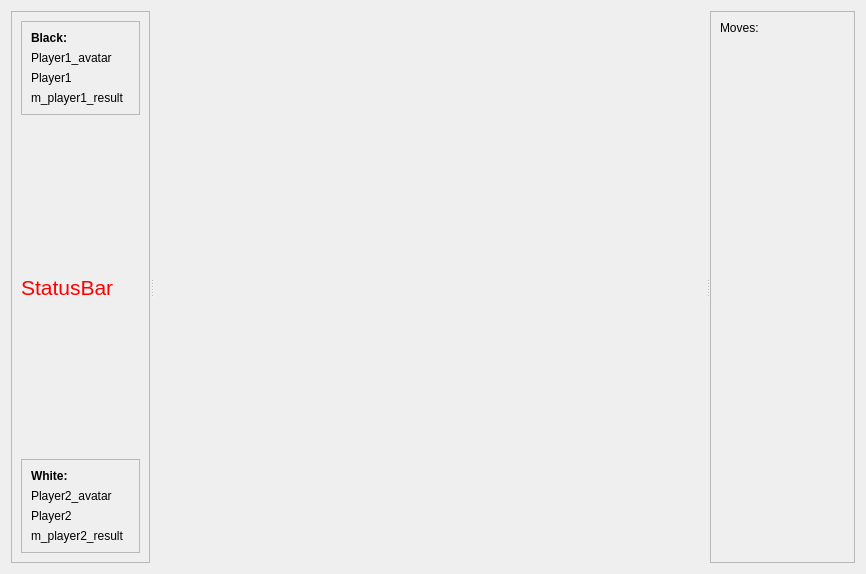
This is gui/chess.ui in RetroShare/RetroChess as Qt 5 draws it before an edit. The edited form follows.
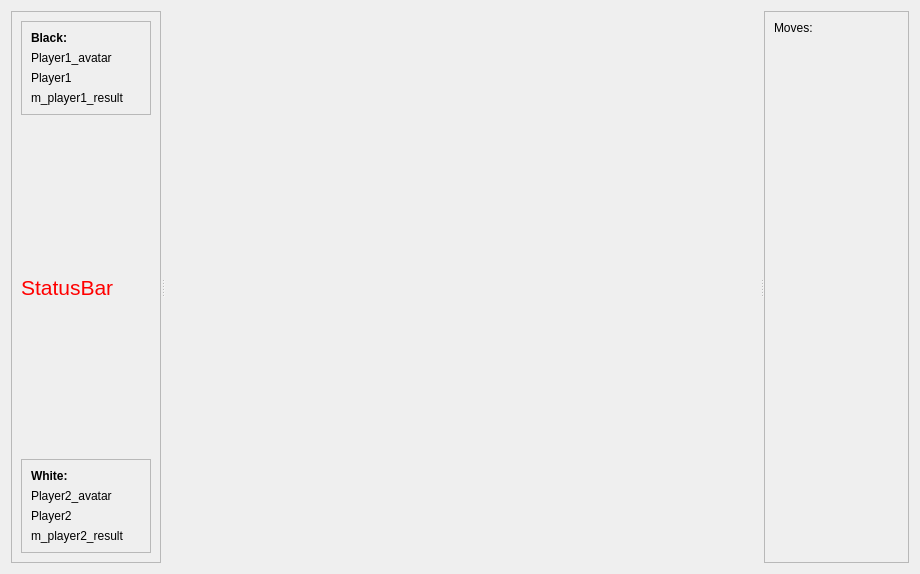
This is the edited form.

Commit message:
Implemented the checkmate
Changes:
- Detects when the king is in check.
- Prevents moves that leave your king in check.
- Prevents kings moving onto attacked squares.
- Kings are no longer captured.
- Detects checkmate when no legal escape exists.
- Result popup shows “You won/lost — by checkmate”.
- Detects stalemate as a draw.
- Displays “Check” during check.

Patch:
```diff
--- a/gui/chess.ui
+++ b/gui/chess.ui
@@ -6,7 +6,7 @@
    <rect>
     <x>0</x>
     <y>0</y>
-    <width>773</width>
+    <width>920</width>
     <height>570</height>
    </rect>
   </property>
@@ -16,12 +16,6 @@
     <verstretch>0</verstretch>
    </sizepolicy>
   </property>
-  <property name="maximumSize">
-   <size>
-    <width>920</width>
-    <height>570</height>
-   </size>
-  </property>
   <property name="windowTitle">
    <string>Form</string>
   </property>
```
The commit also changes 2 other files.
